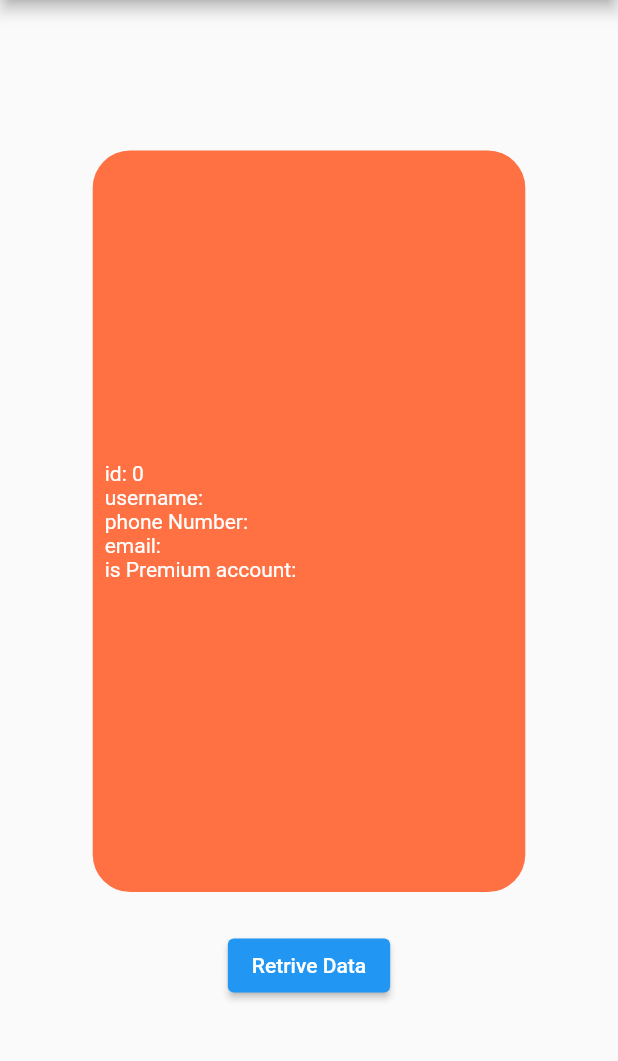
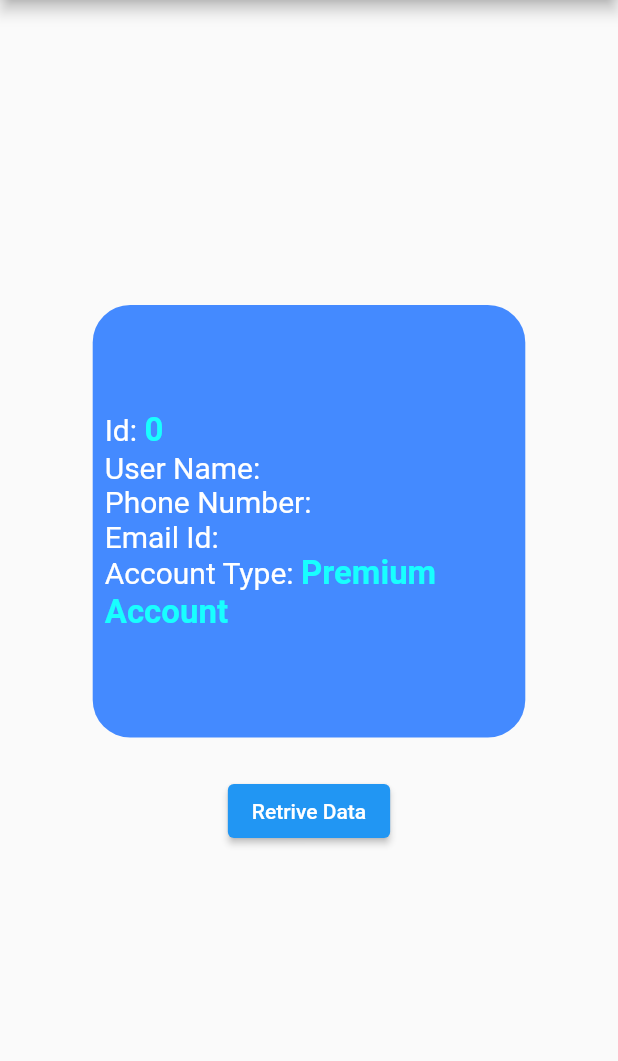
Before and after one commit to MihirGorasiya/firebase_integration, a Flutter app: the FirestorePage screen opened by its route, on a phone screen of 412 x 824 dp, the part 84-1145 px from its top. Run offline on Flutter 3.47's test engine with Material 2 defaults, Android fonts, the phone set to English and light mode, and no system bars; our stand-ins replace cloud_firestore, firebase_auth, firebase_core, firebase_database, firebase_messaging, firebase_remote_config and 5 more; accounts and stored records are empty; network calls fail; Roboto replaces fonts that are missing (Ubuntu).

Commit message:
UI changes

```diff
--- a/lib/pages/firebase_auth_page.dart
+++ b/lib/pages/firebase_auth_page.dart
@@ -17,7 +17,7 @@ class _FirebaseLoginAuthState extends State<FirebaseLoginAuth> {
   Widget build(BuildContext context) {
     return DefaultTabController(
       length: 3,
-      initialIndex: 0,
+      initialIndex: 2,
       child: Scaffold(
         appBar: AppBar(
           title: Text("Firebase Authentication"),
--- a/lib/pages/firestore_page.dart
+++ b/lib/pages/firestore_page.dart
@@ -4,6 +4,7 @@ import 'dart:convert';
 
 import 'package:cloud_firestore/cloud_firestore.dart';
 import 'package:flutter/material.dart';
+import 'package:google_fonts/google_fonts.dart';
 
 class FirestorePage extends StatefulWidget {
   const FirestorePage({Key? key}) : super(key: key);
@@ -16,14 +17,21 @@ class _FirestorePageState extends State<FirestorePage> {
   final db = FirebaseFirestore.instance;
 
   String id = "0";
+  String userName = "";
+  String phoneNumber = "";
+  String email = "";
+  String isPremiumAccount = "";
 
-  String userName = "";
-
-  String phoneNumber = "";
-
-  String email = "";
-
-  String isPremiumAccount = "";
+  final TextStyle titleStyle = TextStyle(
+    fontSize: 20,
+    fontFamily: GoogleFonts.kdamThmor().fontFamily,
+  );
+  final TextStyle valueStyle = TextStyle(
+    color: Colors.cyanAccent,
+    fontSize: 22,
+    fontWeight: FontWeight.bold,
+    fontFamily: GoogleFonts.ubuntu().fontFamily,
+  );
 
   @override
   Widget build(BuildContext context) {
@@ -34,24 +42,37 @@ class _FirestorePageState extends State<FirestorePage> {
           mainAxisAlignment: MainAxisAlignment.center,
           children: [
             Container(
-              height: MediaQuery.of(context).size.height * 0.6,
+              height: MediaQuery.of(context).size.width * 0.7,
               width: MediaQuery.of(context).size.width * 0.7,
               decoration: BoxDecoration(
-                color: Colors.deepOrange[400],
+                color: Colors.blueAccent,
                 borderRadius: BorderRadius.circular(25),
               ),
               child: Padding(
                 padding: const EdgeInsets.all(8.0),
-                child: Column(
-                  mainAxisAlignment: MainAxisAlignment.center,
-                  crossAxisAlignment: CrossAxisAlignment.start,
-                  children: [
-                    Text("id: $id"),
-                    Text("username: $userName"),
-                    Text("phone Number: $phoneNumber"),
-                    Text("email: $email"),
-                    Text("is Premium account: $isPremiumAccount"),
-                  ],
+                child: Center(
+                  widthFactor: 0,
+                  child: RichText(
+                    text: TextSpan(
+                      text: "Id: ",
+                      style: titleStyle,
+                      children: [
+                        TextSpan(text: id, style: valueStyle),
+                        TextSpan(text: "\nUser Name: ", style: titleStyle),
+                        TextSpan(text: userName, style: valueStyle),
+                        TextSpan(text: "\nPhone Number: ", style: titleStyle),
+                        TextSpan(text: phoneNumber, style: valueStyle),
+                        TextSpan(text: "\nEmail Id: ", style: titleStyle),
+                        TextSpan(text: email, style: valueStyle),
+                        TextSpan(text: "\nAccount Type: ", style: titleStyle),
+                        TextSpan(
+                            text: isPremiumAccount == "false"
+                                ? "Free Account"
+                                : "Premium Account",
+                            style: valueStyle),
+                      ],
+                    ),
+                  ),
                 ),
               ),
             ),
@@ -83,3 +104,12 @@ class _FirestorePageState extends State<FirestorePage> {
     );
   }
 }
+
+
+
+
+// Text("id: $id"),
+                    // Text("username: $userName"),
+                    // Text("phone Number: $phoneNumber"),
+                    // Text("email: $email"),
+                    // Text("is Premium account: $isPremiumAccount"),
--- a/pubspec.yaml
+++ b/pubspec.yaml
@@ -38,6 +38,7 @@ dependencies:
   flutter:
     sdk: flutter
   flutter_local_notifications: ^9.5.3+1
+  google_fonts: ^3.0.1
   google_mobile_ads: ^1.2.0
   google_sign_in: ^5.3.2
 
```
Also changed, not shown: lib/pages/realtime_page.dart (+48 -16 lines), pubspec.lock, 7 other files.
